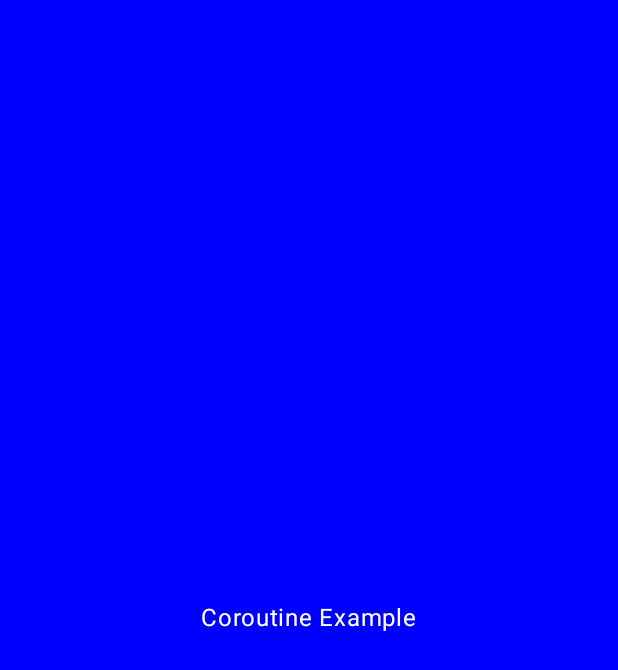
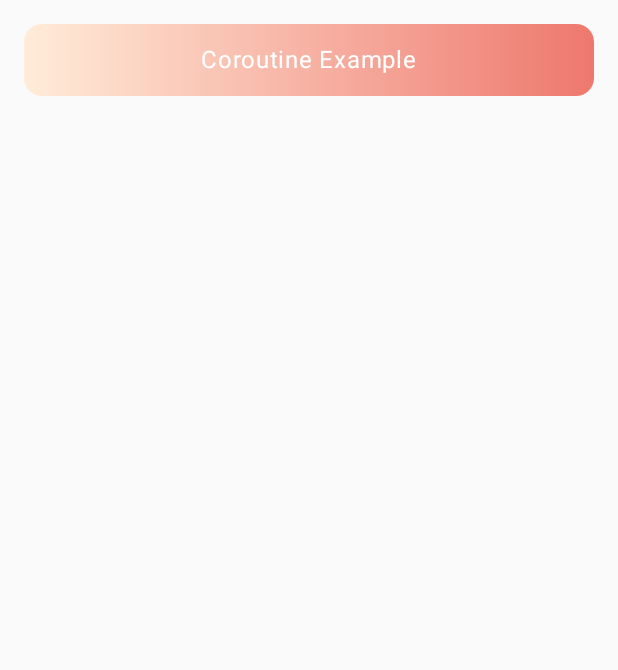
Before and after one commit to strom-hawk/TryNewThingsInAndroid, an Android app built with Jetpack Compose: the screen it shows after launch (MainActivity), on a phone screen of 412 x 824 dp. Before the commit the part shown is almost empty. Shown: the top 670 px of the screen. Run offline under Robolectric (Android 15) with nearby library versions, the phone set to English and light mode, and no system bars; our stand-ins replace Timber.

Commit message:
adds perform and handler, stitches api, primary button, response to coroutine ui

```diff
--- a/app/src/main/java/com/example/trynewthingsinandroid/MainActivity.kt
+++ b/app/src/main/java/com/example/trynewthingsinandroid/MainActivity.kt
@@ -4,10 +4,11 @@ import android.content.Intent
 import android.os.Bundle
 import androidx.activity.ComponentActivity
 import androidx.activity.compose.setContent
-import androidx.compose.foundation.layout.fillMaxSize
-import androidx.compose.material3.MaterialTheme
-import androidx.compose.material3.Surface
+import androidx.compose.foundation.layout.Column
+import androidx.compose.foundation.layout.fillMaxWidth
+import androidx.compose.foundation.layout.padding
 import androidx.compose.ui.Modifier
+import androidx.compose.ui.unit.dp
 import com.example.trynewthingsinandroid.coroutines.CoroutinePlayGround
 import com.example.trynewthingsinandroid.ui.components.PrimaryButton
 import com.example.trynewthingsinandroid.ui.theme.TryNewThingsInAndroidTheme
@@ -17,11 +18,12 @@ class MainActivity : ComponentActivity() {
         super.onCreate(savedInstanceState)
         setContent {
             TryNewThingsInAndroidTheme {
-                // A surface container using the 'background' color from the theme
-                Surface(modifier = Modifier.fillMaxSize(), color = MaterialTheme.colorScheme.background) {
-                    PrimaryButton(
-                        title = "Coroutine Example"
-                    ) {
+                Column(
+                    modifier = Modifier
+                        .fillMaxWidth()
+                        .padding(horizontal = 16.dp, vertical = 16.dp)
+                ) {
+                    PrimaryButton(title = "Coroutine Example") {
                         navigateToCoroutineActivity()
                     }
                 }
--- a/app/src/main/java/com/example/trynewthingsinandroid/ui/components/PrimaryButton.kt
+++ b/app/src/main/java/com/example/trynewthingsinandroid/ui/components/PrimaryButton.kt
@@ -5,11 +5,15 @@ import androidx.compose.foundation.clickable
 import androidx.compose.foundation.layout.Arrangement
 import androidx.compose.foundation.layout.Row
 import androidx.compose.foundation.layout.fillMaxWidth
+import androidx.compose.foundation.layout.padding
+import androidx.compose.foundation.shape.RoundedCornerShape
 import androidx.compose.material3.Text
 import androidx.compose.runtime.Composable
 import androidx.compose.ui.Alignment
 import androidx.compose.ui.Modifier
+import androidx.compose.ui.graphics.Brush
 import androidx.compose.ui.graphics.Color
+import androidx.compose.ui.unit.dp
 
 @Composable
 fun PrimaryButton(
@@ -20,7 +24,11 @@ fun PrimaryButton(
         modifier = Modifier
             .fillMaxWidth()
             .clickable { onClick() }
-            .background(color = Color.Blue),
+            .background(
+                brush = Brush.horizontalGradient(colors = listOf(Color(	255, 236, 217), Color(	238, 120, 110))),
+                shape = RoundedCornerShape(12.dp)
+            )
+            .padding(vertical = 12.dp),
         horizontalArrangement = Arrangement.Center,
         verticalAlignment = Alignment.CenterVertically
     ) {
```
Also changed, not shown: app/src/main/java/com/example/trynewthingsinandroid/base/Perform.kt (added, +18 -0 lines), app/src/main/java/com/example/trynewthingsinandroid/coroutines/CoroutinePlayGroundViewModel.kt (+25 -2 lines), app/src/main/java/com/example/trynewthingsinandroid/coroutines/CoroutineViewHolder.kt (+38 -1 lines), app/src/main/java/com/example/trynewthingsinandroid/data/CoroutinesResponse.kt (added, +15 -0 lines), app/src/main/java/com/example/trynewthingsinandroid/network/WebService.kt (added, +10 -0 lines), app/src/main/java/com/example/trynewthingsinandroid/utils/AppConstants.kt (added, +7 -0 lines).
